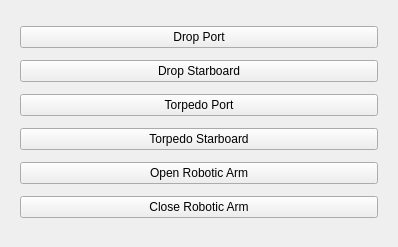
First picture: the form in rqt_actuator/resource/mainWidget.ui, repository sonia-auv/ros2_rqt_sonia_plugins, before the edit.
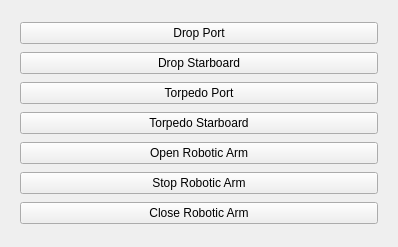
Second picture: the form after the edit.

Commit message: Add service client for grabber

Diff of the .ui file:
```diff
--- a/rqt_actuator/resource/mainWidget.ui
+++ b/rqt_actuator/resource/mainWidget.ui
@@ -70,6 +70,13 @@
         </property>
        </widget>
       </item>
+      <item>
+       <widget class="QPushButton" name="stop_arm">
+        <property name="text">
+         <string>Stop Robotic Arm</string>
+        </property>
+       </widget>
+      </item>
       <item>
        <widget class="QPushButton" name="close_arm">
         <property name="text">
```
The commit also changes 1 other file.
